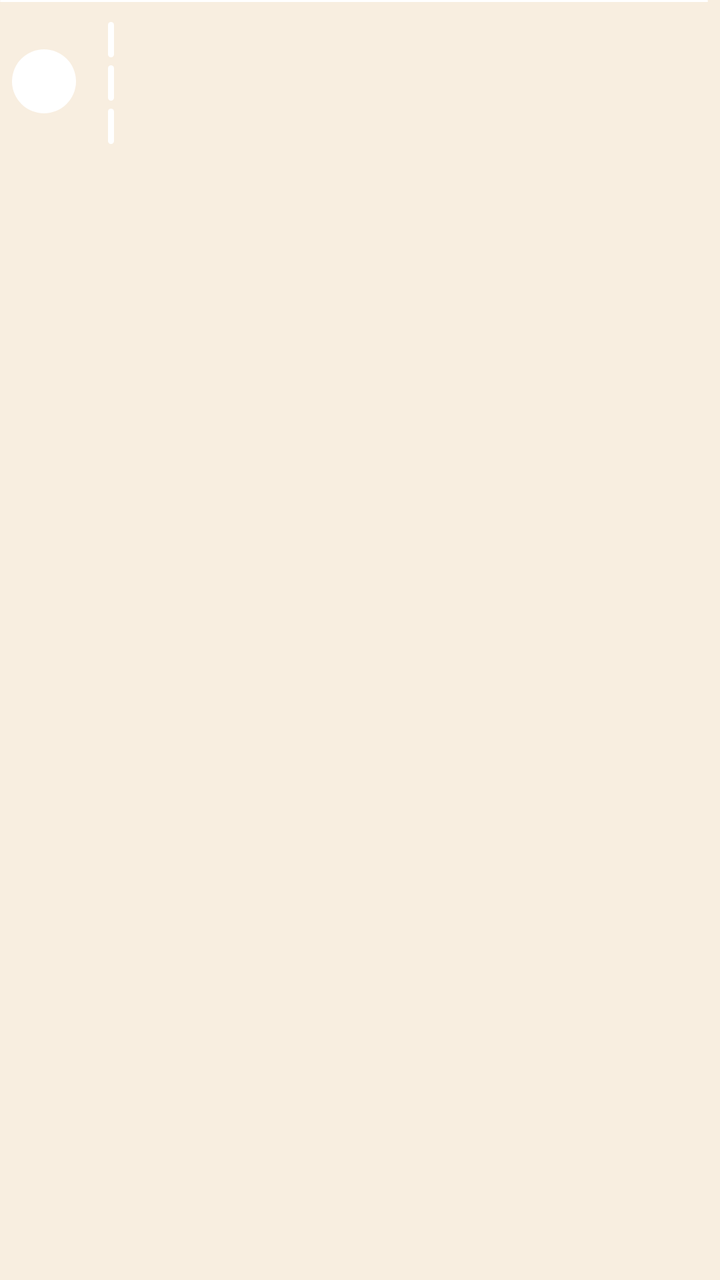
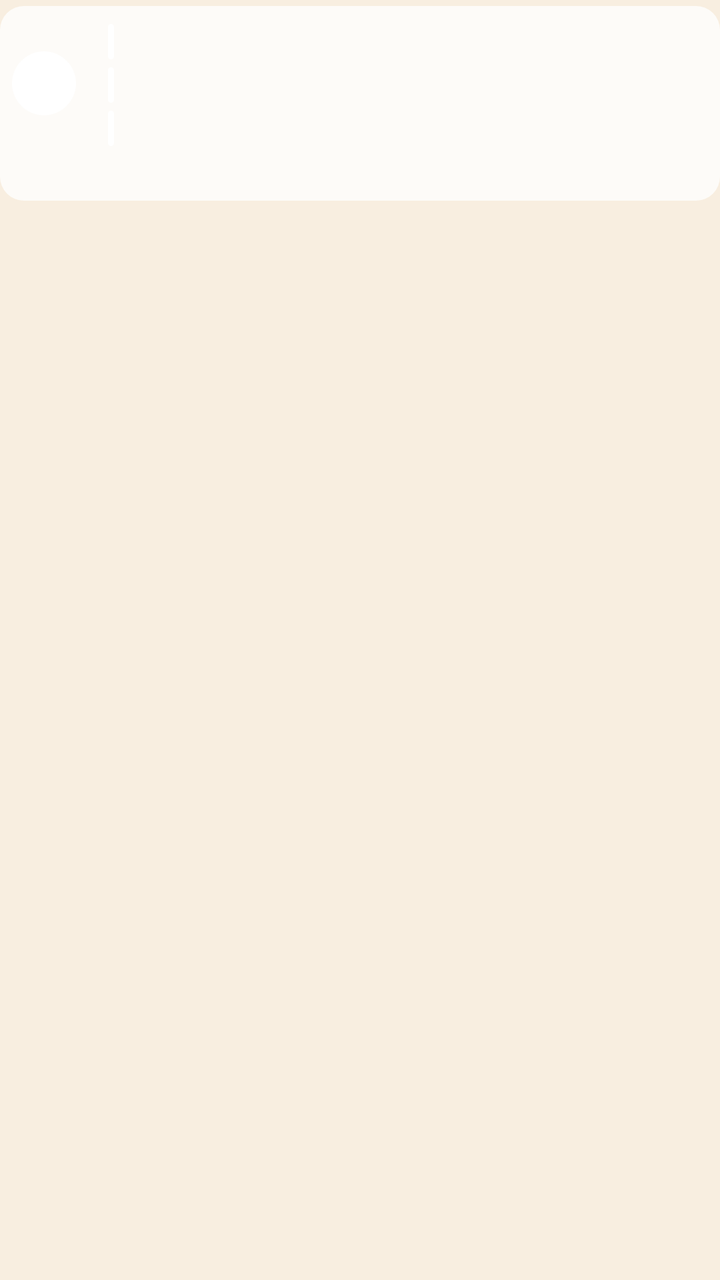

An Android layout rendered at two revisions. The XML below is the earlier revision; the diff shows what the commit changed to produce the second picture.
<!-- AndroidManifest.xml: application theme Screen -->
<!-- res/layout/row_day.xml -->
<?xml version="1.0" encoding="utf-8"?>
<LinearLayout xmlns:android="http://schemas.android.com/apk/res/android"
    android:id="@+id/row"
    android:layout_width="match_parent"
    android:layout_height="wrap_content"
    android:orientation="vertical">

    <ImageView
        android:id="@+id/divider"
        android:layout_width="match_parent"
        android:layout_height="1dp"
        android:layout_marginEnd="6dp"
        android:importantForAccessibility="no"
        android:scaleType="fitXY"
        android:src="@drawable/round_card" />

    <LinearLayout
        android:layout_width="match_parent"
        android:layout_height="wrap_content"
        android:orientation="horizontal"
        android:paddingTop="8dp"
        android:paddingBottom="8dp">

        <LinearLayout
            android:layout_width="44dp"
            android:layout_height="wrap_content"
            android:gravity="center_horizontal"
            android:orientation="vertical">

            <TextView
                android:id="@+id/weekday"
                android:layout_width="wrap_content"
                android:layout_height="wrap_content"
                android:letterSpacing="0.08"
                android:maxLines="1"
                android:textSize="10sp" />

            <FrameLayout
                android:layout_width="32dp"
                android:layout_height="32dp"
                android:layout_marginTop="2dp">

                <ImageView
                    android:id="@+id/circle"
                    android:layout_width="match_parent"
                    android:layout_height="match_parent"
                    android:importantForAccessibility="no"
                    android:src="@drawable/round_circle" />

                <TextView
                    android:id="@+id/number"
                    android:layout_width="match_parent"
                    android:layout_height="match_parent"
                    android:fontFamily="serif"
                    android:gravity="center"
                    android:textSize="17sp" />
            </FrameLayout>
        </LinearLayout>

        <LinearLayout
            android:layout_width="0dp"
            android:layout_height="wrap_content"
            android:layout_marginStart="10dp"
            android:layout_weight="1"
            android:orientation="vertical">

            <LinearLayout
                android:id="@+id/event1"
                android:layout_width="match_parent"
                android:layout_height="wrap_content"
                android:orientation="horizontal"
                android:paddingTop="2dp"
                android:paddingBottom="2dp">

                <ImageView
                    android:id="@+id/bar1"
                    android:layout_width="3dp"
                    android:layout_height="match_parent"
                    android:importantForAccessibility="no"
                    android:scaleType="fitXY"
                    android:src="@drawable/round_bar" />

                <TextView
                    android:id="@+id/time1"
                    android:layout_width="48dp"
                    android:layout_height="wrap_content"
                    android:layout_marginStart="8dp"
                    android:maxLines="1"
                    android:textSize="12sp"
                    android:textStyle="bold" />

                <TextView
                    android:id="@+id/text1"
                    android:layout_width="0dp"
                    android:layout_height="wrap_content"
                    android:layout_weight="1"
                    android:ellipsize="end"
                    android:maxLines="1"
                    android:textSize="13sp" />
            </LinearLayout>

            <LinearLayout
                android:id="@+id/event2"
                android:layout_width="match_parent"
                android:layout_height="wrap_content"
                android:orientation="horizontal"
                android:paddingTop="2dp"
                android:paddingBottom="2dp">

                <ImageView
                    android:id="@+id/bar2"
                    android:layout_width="3dp"
                    android:layout_height="match_parent"
                    android:importantForAccessibility="no"
                    android:scaleType="fitXY"
                    android:src="@drawable/round_bar" />

                <TextView
                    android:id="@+id/time2"
                    android:layout_width="48dp"
                    android:layout_height="wrap_content"
                    android:layout_marginStart="8dp"
                    android:maxLines="1"
                    android:textSize="12sp"
                    android:textStyle="bold" />

                <TextView
                    android:id="@+id/text2"
                    android:layout_width="0dp"
                    android:layout_height="wrap_content"
                    android:layout_weight="1"
                    android:ellipsize="end"
                    android:maxLines="1"
                    android:textSize="13sp" />
            </LinearLayout>

            <LinearLayout
                android:id="@+id/event3"
                android:layout_width="match_parent"
                android:layout_height="wrap_content"
                android:orientation="horizontal"
                android:paddingTop="2dp"
                android:paddingBottom="2dp">

                <ImageView
                    android:id="@+id/bar3"
                    android:layout_width="3dp"
                    android:layout_height="match_parent"
                    android:importantForAccessibility="no"
                    android:scaleType="fitXY"
                    android:src="@drawable/round_bar" />

                <TextView
                    android:id="@+id/time3"
                    android:layout_width="48dp"
                    android:layout_height="wrap_content"
                    android:layout_marginStart="8dp"
                    android:maxLines="1"
                    android:textSize="12sp"
                    android:textStyle="bold" />

                <TextView
                    android:id="@+id/text3"
                    android:layout_width="0dp"
                    android:layout_height="wrap_content"
                    android:layout_weight="1"
                    android:ellipsize="end"
                    android:maxLines="1"
                    android:textSize="13sp" />
            </LinearLayout>

            <TextView
                android:id="@+id/note"
                android:layout_width="match_parent"
                android:layout_height="wrap_content"
                android:paddingTop="2dp"
                android:textSize="12sp" />
        </LinearLayout>
    </LinearLayout>
</LinearLayout>
<!-- resources referenced by this layout -->
<resources>
  <!-- drawable round_bar (drawable) -->
  <?xml version="1.0" encoding="utf-8"?>
  <shape xmlns:android="http://schemas.android.com/apk/res/android" android:shape="rectangle">
      <solid android:color="#FFFFFFFF" />
      <corners android:radius="2dp" />
  </shape>
  <!-- drawable round_card (drawable) -->
  <?xml version="1.0" encoding="utf-8"?>
  <shape xmlns:android="http://schemas.android.com/apk/res/android" android:shape="rectangle">
      <solid android:color="#FFFFFFFF" />
      <corners android:radius="@dimen/widget_radius" />
  </shape>
  <!-- drawable round_circle (drawable) -->
  <?xml version="1.0" encoding="utf-8"?>
  <shape xmlns:android="http://schemas.android.com/apk/res/android" android:shape="oval">
      <solid android:color="#FFFFFFFF" />
      
  </shape>
  <style name="Screen" parent="@android:style/Theme.Material.Light.NoActionBar">
          <item name="android:windowBackground">@color/background</item>
          <item name="android:colorAccent">@color/sun</item>
          <item name="android:textColorPrimary">@color/ink</item>
          <item name="android:windowLightStatusBar">true</item>
      </style>
  <dimen name="widget_radius">16dp</dimen>
  <color name="background">#F8EEE0</color>
  <color name="sun">#D88B38</color>
  <color name="ink">#2B2620</color>
</resources>

<!-- the commit's change to res/layout/row_day.xml (unified diff, before → after) -->
@@ -5,176 +5,183 @@
     android:layout_height="wrap_content"
     android:orientation="vertical">
 
-    <ImageView
-        android:id="@+id/divider"
-        android:layout_width="match_parent"
-        android:layout_height="1dp"
-        android:layout_marginEnd="6dp"
-        android:importantForAccessibility="no"
-        android:scaleType="fitXY"
-        android:src="@drawable/round_card" />
-
-    <LinearLayout
+    <FrameLayout
         android:layout_width="match_parent"
         android:layout_height="wrap_content"
-        android:orientation="horizontal"
-        android:paddingTop="8dp"
-        android:paddingBottom="8dp">
+        android:layout_marginTop="3dp"
+        android:layout_marginBottom="3dp">
+
+        <ImageView
+            android:id="@+id/card_fill"
+            android:layout_width="match_parent"
+            android:layout_height="match_parent"
+            android:importantForAccessibility="no"
+            android:scaleType="fitXY"
+            android:src="@drawable/round_glass" />
 
         <LinearLayout
-            android:layout_width="44dp"
+            android:layout_width="match_parent"
             android:layout_height="wrap_content"
-            android:gravity="center_horizontal"
-            android:orientation="vertical">
+            android:orientation="horizontal"
+            android:paddingTop="7dp"
+            android:paddingEnd="8dp"
+            android:paddingBottom="7dp">
 
-            <TextView
-                android:id="@+id/weekday"
-                android:layout_width="wrap_content"
+            <LinearLayout
+                android:layout_width="44dp"
                 android:layout_height="wrap_content"
-                android:letterSpacing="0.08"
-                android:maxLines="1"
-                android:textSize="10sp" />
-
-            <FrameLayout
-                android:layout_width="32dp"
-                android:layout_height="32dp"
-                android:layout_marginTop="2dp">
-
-                <ImageView
-                    android:id="@+id/circle"
-                    android:layout_width="match_parent"
-                    android:layout_height="match_parent"
-                    android:importantForAccessibility="no"
-                    android:src="@drawable/round_circle" />
+                android:gravity="center_horizontal"
+                android:orientation="vertical">
 
                 <TextView
-                    android:id="@+id/number"
-                    android:layout_width="match_parent"
-                    android:layout_height="match_parent"
-                    android:fontFamily="serif"
-                    android:gravity="center"
-                    android:textSize="17sp" />
-            </FrameLayout>
-        </LinearLayout>
+                    android:id="@+id/weekday"
+                    android:layout_width="wrap_content"
+                    android:layout_height="wrap_content"
+                    android:letterSpacing="0.08"
+                    android:maxLines="1"
+                    android:textSize="10sp" />
 
-        <LinearLayout
-            android:layout_width="0dp"
-            android:layout_height="wrap_content"
-            android:layout_marginStart="10dp"
-            android:layout_weight="1"
-            android:orientation="vertical">
+                <FrameLayout
+                    android:layout_width="32dp"
+                    android:layout_height="32dp"
+                    android:layout_marginTop="2dp">
 
-            <LinearLayout
-                android:id="@+id/event1"
-                android:layout_width="match_parent"
-                android:layout_height="wrap_content"
-                android:orientation="horizontal"
-                android:paddingTop="2dp"
-                android:paddingBottom="2dp">
+                    <ImageView
+                        android:id="@+id/circle"
+                        android:layout_width="match_parent"
+                        android:layout_height="match_parent"
+                        android:importantForAccessibility="no"
+                        android:src="@drawable/round_circle" />
 
-                <ImageView
-                    android:id="@+id/bar1"
-                    android:layout_width="3dp"
-                    android:layout_height="match_parent"
-                    android:importantForAccessibility="no"
-                    android:scaleType="fitXY"
-                    android:src="@drawable/round_bar" />
-
-                <TextView
-                    android:id="@+id/time1"
-                    android:layout_width="48dp"
-                    android:layout_height="wrap_content"
-                    android:layout_marginStart="8dp"
-                    android:maxLines="1"
-                    android:textSize="12sp"
-                    android:textStyle="bold" />
-
-                <TextView
-                    android:id="@+id/text1"
-                    android:layout_width="0dp"
-                    android:layout_height="wrap_content"
-                    android:layout_weight="1"
-                    android:ellipsize="end"
-                    android:maxLines="1"
-                    android:textSize="13sp" />
+                    <TextView
+                        android:id="@+id/number"
+                        android:layout_width="match_parent"
+                        android:layout_height="match_parent"
+                        android:fontFamily="serif"
+                        android:gravity="center"
+                        android:textSize="17sp" />
+                </FrameLayout>
             </LinearLayout>
 
             <LinearLayout
-                android:id="@+id/event2"
-                android:layout_width="match_parent"
+                android:layout_width="0dp"
                 android:layout_height="wrap_content"
-                android:orientation="horizontal"
-                android:paddingTop="2dp"
-                android:paddingBottom="2dp">
+                android:layout_marginStart="10dp"
+                android:layout_weight="1"
+                android:orientation="vertical">
 
-                <ImageView
-                    android:id="@+id/bar2"
-                    android:layout_width="3dp"
-                    android:layout_height="match_parent"
-                    android:importantForAccessibility="no"
-                    android:scaleType="fitXY"
-                    android:src="@drawable/round_bar" />
+                <LinearLayout
+                    android:id="@+id/event1"
+                    android:layout_width="match_parent"
+                    android:layout_height="wrap_content"
+                    android:orientation="horizontal"
+                    android:paddingTop="2dp"
+                    android:paddingBottom="2dp">
+
+                    <ImageView
+                        android:id="@+id/bar1"
+                        android:layout_width="3dp"
+                        android:layout_height="match_parent"
+                        android:importantForAccessibility="no"
+                        android:scaleType="fitXY"
+                        android:src="@drawable/round_bar" />
+
+                    <TextView
+                        android:id="@+id/time1"
+                        android:layout_width="48dp"
+                        android:layout_height="wrap_content"
+                        android:layout_marginStart="8dp"
+                        android:maxLines="1"
+                        android:textSize="12sp"
+                        android:textStyle="bold" />
+
+                    <TextView
+                        android:id="@+id/text1"
+                        android:layout_width="0dp"
+                        android:layout_height="wrap_content"
+                        android:layout_weight="1"
+                        android:ellipsize="end"
+                        android:maxLines="1"
+                        android:textSize="13sp" />
+                </LinearLayout>
+
+                <LinearLayout
+                    android:id="@+id/event2"
+                    android:layout_width="match_parent"
+                    android:layout_height="wrap_content"
+                    android:orientation="horizontal"
+                    android:paddingTop="2dp"
+                    android:paddingBottom="2dp">
+
+                    <ImageView
+                        android:id="@+id/bar2"
+                        android:layout_width="3dp"
+                        android:layout_height="match_parent"
+                        android:importantForAccessibility="no"
+                        android:scaleType="fitXY"
+                        android:src="@drawable/round_bar" />
+
+                    <TextView
+                        android:id="@+id/time2"
+                        android:layout_width="48dp"
+                        android:layout_height="wrap_content"
+                        android:layout_marginStart="8dp"
+                        android:maxLines="1"
+                        android:textSize="12sp"
+                        android:textStyle="bold" />
+
+                    <TextView
+                        android:id="@+id/text2"
+                        android:layout_width="0dp"
+                        android:layout_height="wrap_content"
+                        android:layout_weight="1"
+                        android:ellipsize="end"
+                        android:maxLines="1"
+                        android:textSize="13sp" />
+                </LinearLayout>
+
+                <LinearLayout
+                    android:id="@+id/event3"
+                    android:layout_width="match_parent"
+                    android:layout_height="wrap_content"
+                    android:orientation="horizontal"
+                    android:paddingTop="2dp"
+                    android:paddingBottom="2dp">
+
+                    <ImageView
+                        android:id="@+id/bar3"
+                        android:layout_width="3dp"
+                        android:layout_height="match_parent"
+                        android:importantForAccessibility="no"
+                        android:scaleType="fitXY"
+                        android:src="@drawable/round_bar" />
+
+                    <TextView
+                        android:id="@+id/time3"
+                        android:layout_width="48dp"
+                        android:layout_height="wrap_content"
+                        android:layout_marginStart="8dp"
+                        android:maxLines="1"
+                        android:textSize="12sp"
+                        android:textStyle="bold" />
+
+                    <TextView
+                        android:id="@+id/text3"
+                        android:layout_width="0dp"
+                        android:layout_height="wrap_content"
+                        android:layout_weight="1"
+                        android:ellipsize="end"
+                        android:maxLines="1"
+                        android:textSize="13sp" />
+                </LinearLayout>
 
                 <TextView
-                    android:id="@+id/time2"
-                    android:layout_width="48dp"
+                    android:id="@+id/note"
+                    android:layout_width="match_parent"
                     android:layout_height="wrap_content"
-                    android:layout_marginStart="8dp"
-                    android:maxLines="1"
-                    android:textSize="12sp"
-                    android:textStyle="bold" />
-
-                <TextView
-                    android:id="@+id/text2"
-                    android:layout_width="0dp"
-                    android:layout_height="wrap_content"
-                    android:layout_weight="1"
-                    android:ellipsize="end"
-                    android:maxLines="1"
-                    android:textSize="13sp" />
+                    android:paddingTop="2dp"
+                    android:textSize="12sp" />
             </LinearLayout>
-
-            <LinearLayout
-                android:id="@+id/event3"
-                android:layout_width="match_parent"
-                android:layout_height="wrap_content"
-                android:orientation="horizontal"
-                android:paddingTop="2dp"
-                android:paddingBottom="2dp">
-
-                <ImageView
-                    android:id="@+id/bar3"
-                    android:layout_width="3dp"
-                    android:layout_height="match_parent"
-                    android:importantForAccessibility="no"
-                    android:scaleType="fitXY"
-                    android:src="@drawable/round_bar" />
-
-                <TextView
-                    android:id="@+id/time3"
-                    android:layout_width="48dp"
-                    android:layout_height="wrap_content"
-                    android:layout_marginStart="8dp"
-                    android:maxLines="1"
-                    android:textSize="12sp"
-                    android:textStyle="bold" />
-
-                <TextView
-                    android:id="@+id/text3"
-                    android:layout_width="0dp"
-                    android:layout_height="wrap_content"
-                    android:layout_weight="1"
-                    android:ellipsize="end"
-                    android:maxLines="1"
-                    android:textSize="13sp" />
-            </LinearLayout>
-
-            <TextView
-                android:id="@+id/note"
-                android:layout_width="match_parent"
-                android:layout_height="wrap_content"
-                android:paddingTop="2dp"
-                android:textSize="12sp" />
         </LinearLayout>
-    </LinearLayout>
+    </FrameLayout>
 </LinearLayout>
<!-- resource entries referenced after the edit -->
@@ -6,17 +6,17 @@
       <solid android:color="#FFFFFFFF" />
       <corners android:radius="2dp" />
   </shape>
-  <!-- drawable round_card (drawable) -->
-  <?xml version="1.0" encoding="utf-8"?>
-  <shape xmlns:android="http://schemas.android.com/apk/res/android" android:shape="rectangle">
-      <solid android:color="#FFFFFFFF" />
-      <corners android:radius="@dimen/widget_radius" />
-  </shape>
   <!-- drawable round_circle (drawable) -->
   <?xml version="1.0" encoding="utf-8"?>
   <shape xmlns:android="http://schemas.android.com/apk/res/android" android:shape="oval">
       <solid android:color="#FFFFFFFF" />
       
+  </shape>
+  <!-- drawable round_glass (drawable) -->
+  <?xml version="1.0" encoding="utf-8"?>
+  <shape xmlns:android="http://schemas.android.com/apk/res/android" android:shape="rectangle">
+      <solid android:color="#C7FFFFFF" />
+      <corners android:radius="12dp" />
   </shape>
   <style name="Screen" parent="@android:style/Theme.Material.Light.NoActionBar">
           <item name="android:windowBackground">@color/background</item>
@@ -24,7 +24,6 @@
           <item name="android:textColorPrimary">@color/ink</item>
           <item name="android:windowLightStatusBar">true</item>
       </style>
-  <dimen name="widget_radius">16dp</dimen>
   <color name="background">#F8EEE0</color>
   <color name="sun">#D88B38</color>
   <color name="ink">#2B2620</color>
